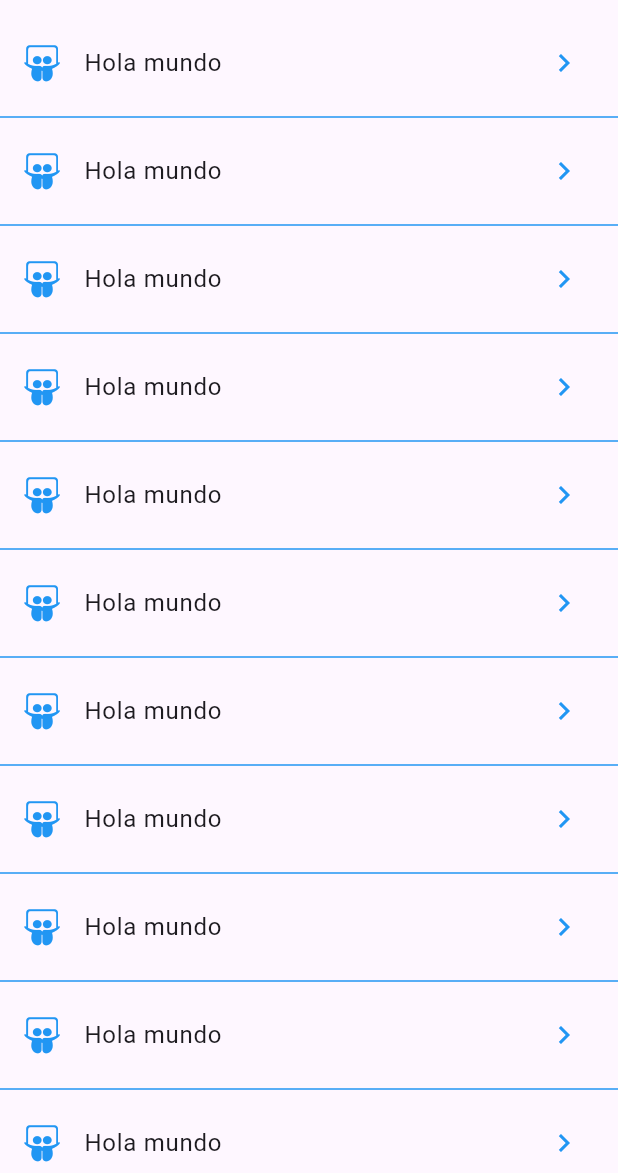
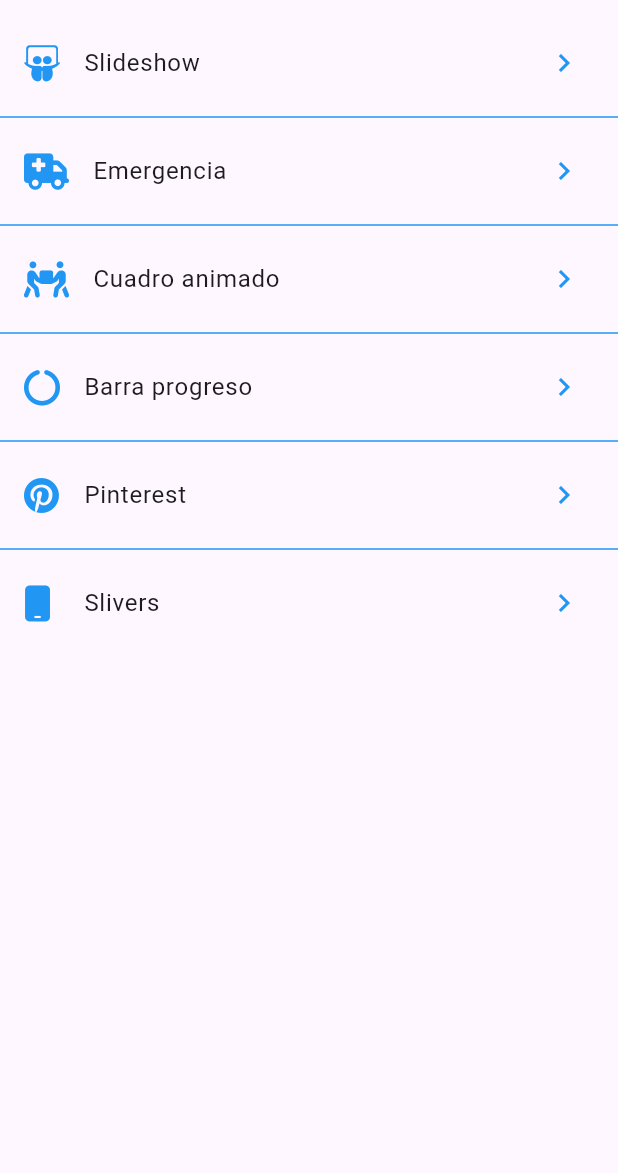
Before and after one commit to ErnestAlf222/animations-flutter, a Flutter app: the screen it shows after launch, on a phone screen of 412 x 824 dp, the part 63-1236 px from its top. Run offline on Flutter 3.47's test engine with Material 3 defaults, Android fonts, the phone set to English and light mode, and no system bars; our stand-ins replace animate_do, flutter_svg, font_awesome_flutter.

Commit message:
routes terminado

```diff
--- a/lib/pages/launcher_page.dart
+++ b/lib/pages/launcher_page.dart
@@ -1,3 +1,4 @@
+import 'package:animations/routes/routes.dart';
 import 'package:flutter/material.dart';
 import 'package:flutter/widgets.dart';
 import 'package:font_awesome_flutter/font_awesome_flutter.dart';
@@ -19,26 +20,31 @@ class LauncherPage extends StatelessWidget {
 
 // ? Lista de opciones
 class _ListaOpciones extends StatelessWidget {
+
   const _ListaOpciones();
 
   @override
   Widget build(BuildContext context) {
+
     return ListView.separated(
       physics: const BouncingScrollPhysics(),
       separatorBuilder: (context, index) => const Divider(color: Colors.blue),
       itemBuilder: (context, index) => ListTile(
-        leading: const FaIcon(
-          FontAwesomeIcons.slideshare,
+        leading:  FaIcon(
+          pageRoutes[index].icon,
           color: Colors.blue,
         ),
-        title: const Text('Hola mundo'),
+        title:  Text(pageRoutes[index].titulo),
         trailing: const Icon(
           Icons.chevron_right,
-          color: Colors.blue,
+          color: Colors.blue
         ),
-        onTap: () {},
+        onTap: () {
+          Navigator.push(context, MaterialPageRoute(builder: (context) => pageRoutes[index].page));
+
+        },
       ),
-      itemCount: 20,
+      itemCount: pageRoutes.length,
     );
   }
 }
--- /dev/null
+++ b/lib/routes/routes.dart
@@ -0,0 +1,50 @@
+
+
+
+import 'package:animations/pages/pages.dart';
+import 'package:flutter/material.dart';
+import 'package:font_awesome_flutter/font_awesome_flutter.dart';
+
+final pageRoutes = <_Route>[
+  _Route(
+      icon: FontAwesomeIcons.slideshare,
+      titulo: 'Slideshow',
+      page: const SlideshowPage(),
+      ),
+  _Route(
+      icon: FontAwesomeIcons.truckMedical,
+      titulo: 'Emergencia',
+      page: const EmergencyPage(),
+      ),
+  _Route(
+      icon: FontAwesomeIcons.peopleCarryBox,
+      titulo: 'Cuadro animado',
+      page: const CuadradoAnimatedPage(),
+      ),
+  _Route(
+      icon: FontAwesomeIcons.circleNotch,
+      titulo: 'Barra progreso',
+      page: const GraficasCircularesPage(),
+      ),
+  _Route(
+      icon: FontAwesomeIcons.pinterest,
+      titulo: 'Pinterest',
+      page: const PinterestPage(),
+      ),
+  _Route(
+      icon: FontAwesomeIcons.mobile,
+      titulo: 'Slivers',
+      page: const SliverListPage(),
+      ),
+];
+
+class _Route {
+
+final IconData icon;
+final String titulo;
+final Widget page;
+
+  _Route({required this.icon, required this.titulo, required this.page});
+
+
+}
```
Also changed, not shown: lib/pages/pages.dart (added, +8 -0 lines).
